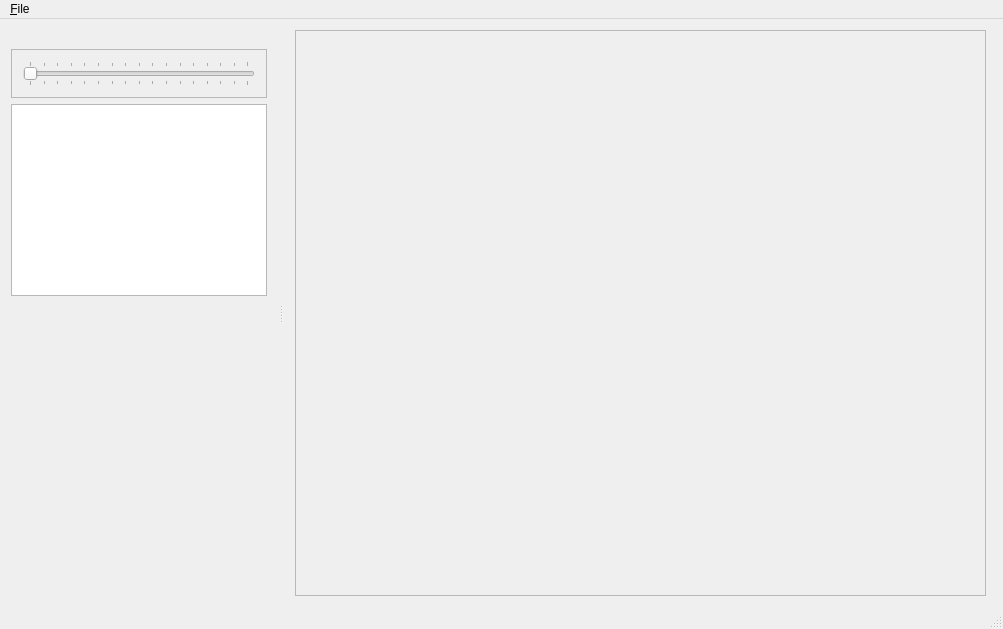
Above: mainwindow.ui from minotor-org/minotor before the change. Below: the same form after it.
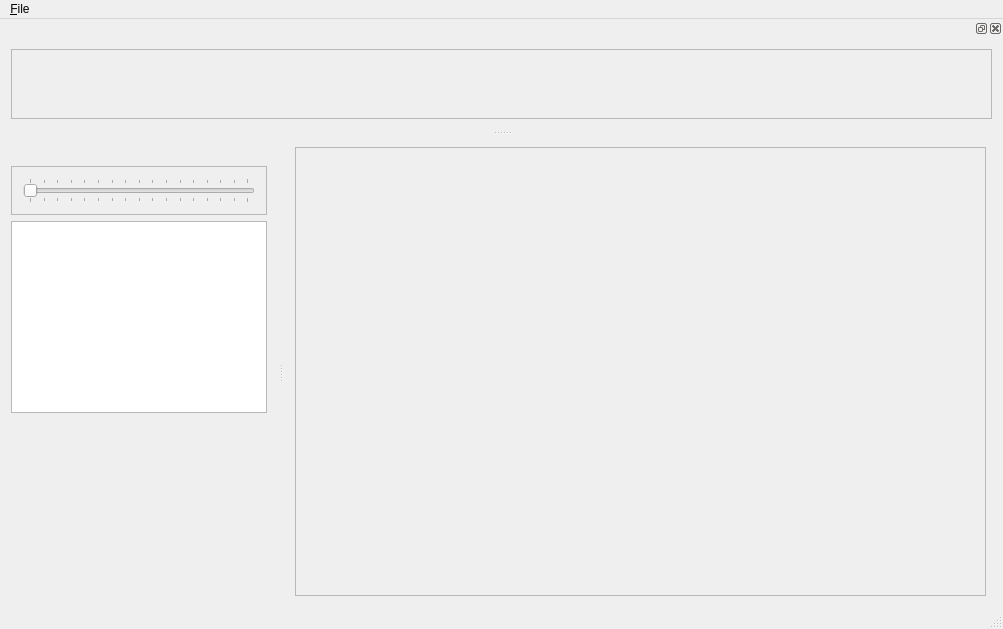
That is the form after the change.

Commit message: Introduces MinoAnimationFactory draft

Patch:
```diff
--- a/mainwindow.ui
+++ b/mainwindow.ui
@@ -143,6 +143,32 @@
     </layout>
    </widget>
   </widget>
+  <widget class="QDockWidget" name="dw">
+   <attribute name="dockWidgetArea">
+    <number>4</number>
+   </attribute>
+   <widget class="QWidget" name="dockWidgetContents">
+    <layout class="QVBoxLayout" name="verticalLayout_4">
+     <item>
+      <widget class="QScrollArea" name="saAnimations">
+       <property name="widgetResizable">
+        <bool>true</bool>
+       </property>
+       <widget class="QWidget" name="saAnimationsContents">
+        <property name="geometry">
+         <rect>
+          <x>0</x>
+          <y>0</y>
+          <width>989</width>
+          <height>70</height>
+         </rect>
+        </property>
+       </widget>
+      </widget>
+     </item>
+    </layout>
+   </widget>
+  </widget>
   <action name="action_Configuration">
    <property name="text">
     <string>&amp;Configuration</string>
```
The commit also changes 13 other files.
